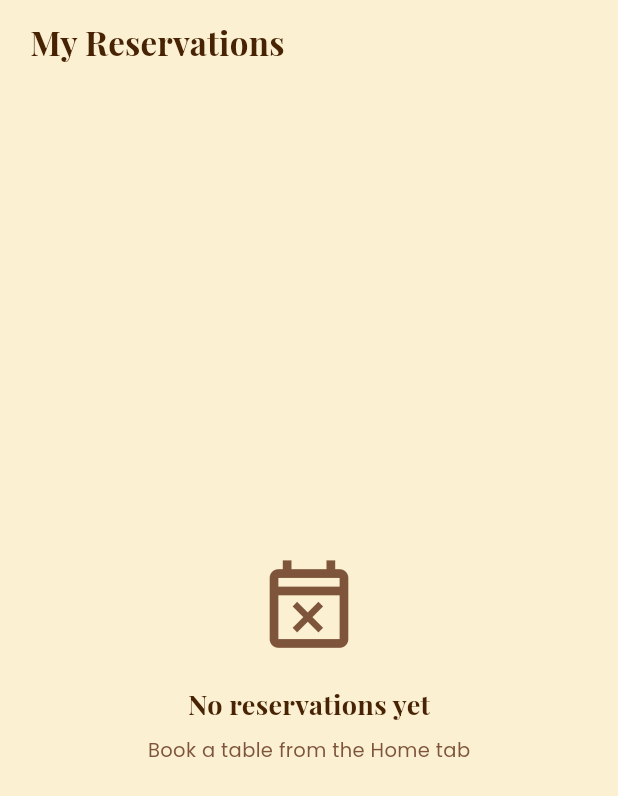
After one commit to Malithi08/Dinely, a Flutter app: the MyReservationsScreen screen opened directly, on a phone screen of 412 x 824 dp. The commit adds this screen. Shown: the top 796 px of the screen. Run offline on Flutter 3.47's test engine with Material 3 defaults, Android fonts, the phone set to English and light mode, and no system bars; our stand-ins replace cloud_firestore, firebase_auth, firebase_core, font_awesome_flutter, google_fonts; accounts and stored records are empty.

Commit message:
customer new

```diff
--- /dev/null
+++ b/lib/screens/customer/my_reservations.dart
@@ -0,0 +1,108 @@
+import 'package:flutter/material.dart';
+import '../../models/reservation.dart';
+import '../../services/auth_service.dart';
+import '../../services/reservation_service.dart';
+import '../../theme/app_colors.dart';
+import '../../theme/app_text_styles.dart';
+import '../../widgets/reservation_card.dart';
+
+class MyReservationsScreen extends StatefulWidget {
+  const MyReservationsScreen({super.key});
+
+  @override
+  State<MyReservationsScreen> createState() =>
+      _MyReservationsScreenState();
+}
+
+class _MyReservationsScreenState extends State<MyReservationsScreen> {
+  final _service = ReservationService();
+  final _auth = AuthService();
+
+  @override
+  Widget build(BuildContext context) {
+    final uid = _auth.currentUser?.uid ?? '';
+
+    return Scaffold(
+      backgroundColor: AppColors.cream,
+      appBar: AppBar(
+        backgroundColor: AppColors.cream,
+        elevation: 0,
+        automaticallyImplyLeading: false,
+        title: Padding(
+          padding: const EdgeInsets.only(left: 4),
+          child: Text('My Reservations',
+              style: AppTextStyles.heading.copyWith(fontSize: 22)),
+        ),
+      ),
+      body: StreamBuilder<List<Reservation>>(
+        stream: _service.streamUserReservations(uid),
+        builder: (context, snap) {
+          if (snap.connectionState == ConnectionState.waiting) {
+            return const Center(
+              child: CircularProgressIndicator(
+                  color: AppColors.primary),
+            );
+          }
+          if (!snap.hasData || snap.data!.isEmpty) {
+            return Center(
+              child: Column(
+                mainAxisAlignment: MainAxisAlignment.center,
+                children: [
+                  Icon(Icons.event_busy_outlined,
+                      size: 70, color: AppColors.brownMuted),
+                  const SizedBox(height: 16),
+                  Text('No reservations yet',
+                      style: AppTextStyles.heading
+                          .copyWith(fontSize: 18)),
+                  const SizedBox(height: 8),
+                  Text('Book a table from the Home tab',
+                      style: AppTextStyles.subtitle),
+                ],
+              ),
+            );
+          }
+          return ListView.builder(
+            padding: const EdgeInsets.all(20),
+            itemCount: snap.data!.length,
+            itemBuilder: (context, i) {
+              final r = snap.data![i];
+              return ReservationCard(
+                reservation: r,
+                onCancel: () => _confirmCancel(r),
+              );
+            },
+          );
+        },
+      ),
+    );
+  }
+
+  Future<void> _confirmCancel(Reservation r) async {
+    final ok = await showDialog<bool>(
+      context: context,
+      builder: (_) => AlertDialog(
+        title: const Text('Cancel Reservation?'),
+        content: Text(
+            'Cancel your booking at ${r.restaurantName}?'),
+        actions: [
+          TextButton(
+            onPressed: () => Navigator.pop(context, false),
+            child: const Text('Keep'),
+          ),
+          TextButton(
+            onPressed: () => Navigator.pop(context, true),
+            child: const Text('Cancel Booking',
+                style: TextStyle(color: Colors.redAccent)),
+          ),
+        ],
+      ),
+    );
+    if (ok == true) {
+      await _service.updateStatus(r.id, 'cancelled');
+      if (!mounted) return;
+      ScaffoldMessenger.of(context).showSnackBar(
+        const SnackBar(content: Text('Reservation cancelled')),
+      );
+    }
+  }
+}
```
Also changed, not shown: lib/screens/customer/customer_home.dart (+16 -0 lines), lib/screens/customer/customer_profile.dart (added).
